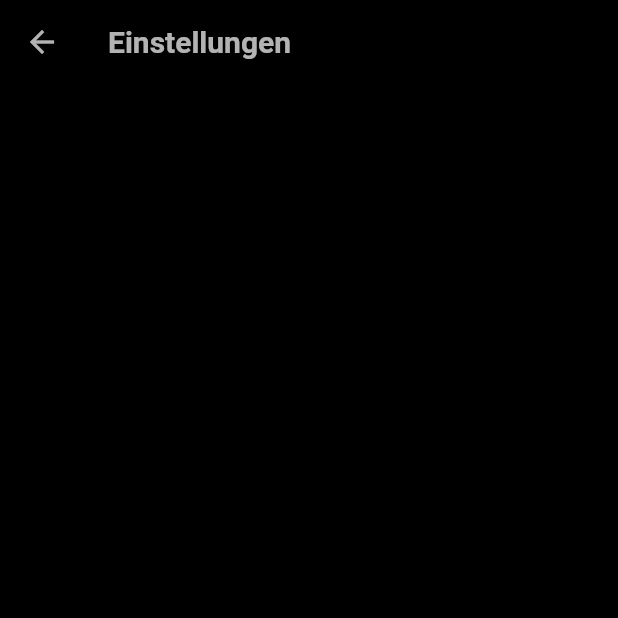
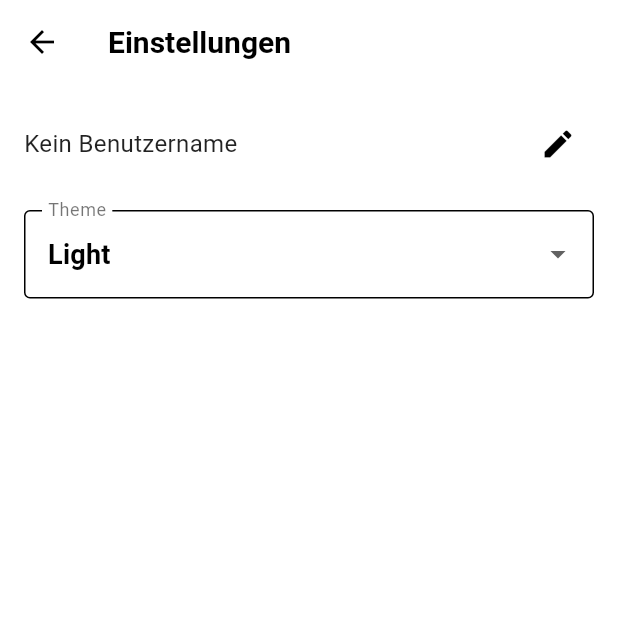
Before and after one commit to Theodor-Litt-Schule-Neumunster/geozebra, a Flutter app: the screen it shows after launch, item 2 of the bottom bar chosen, after a tap on the "settings" icon, on a phone screen of 412 x 824 dp, the top half of it. Run offline on Flutter 3.47's test engine with Material 3 defaults, Android fonts, the phone set to English and light mode, and no system bars; our stand-ins replace shared_preferences, webview_flutter.

Commit message:
Add theme provider and implement dynamic theme switching; update dependencies and clean up code

```diff
--- a/lib/main.dart
+++ b/lib/main.dart
@@ -1,28 +1,37 @@
 import 'package:flutter/material.dart';
+import 'package:provider/provider.dart';
+import 'package:geozebra_app/screens/home_screen.dart';
+import 'package:geozebra_app/providers/theme_provider.dart';
+import 'package:geozebra_app/services/async_service.dart';
 
+void main() async {
+  WidgetsFlutterBinding.ensureInitialized();
 
-import 'package:geozebra_app/screens/home_screen.dart';
-import 'package:geozebra_app/screens/practice_screen.dart';
-
-import "package:geozebra_app/themes/light_theme.dart";
-import "package:geozebra_app/themes/lightcolor_theme.dart";
-import "package:geozebra_app/themes/dark_theme.dart";
-
-void main() {
-  WidgetsFlutterBinding.ensureInitialized();
-  runApp(MyApp());
+  String savedTheme = await SettingsService.loadSetting<String>("theme", "light");
+  runApp(MyApp(savedTheme: savedTheme));
 }
 
 class MyApp extends StatelessWidget {
-  const MyApp({super.key});
+  final String savedTheme;
+
+  const MyApp({super.key,
+  required this.savedTheme
+  });
 
   @override
   Widget build(BuildContext context) {
-    return MaterialApp(
-      title: 'Geozebra',
-      debugShowCheckedModeBanner: false,
-      theme: DarkTheme.theme,
-      home: const HomeScreen(),
+    return ChangeNotifierProvider(
+      create: (_) => ThemeProvider()..setTheme(savedTheme),
+      child: Consumer<ThemeProvider>(
+        builder: (context, themeProvider, child) {
+          return MaterialApp(
+            title: "GeoZebra",
+            debugShowCheckedModeBanner: false,
+            theme: themeProvider.theme,
+            home: const HomeScreen(),
+          );
+        },
+      ),
     );
   }
 }
--- /dev/null
+++ b/lib/providers/theme_provider.dart
@@ -0,0 +1,29 @@
+import 'package:flutter/material.dart';
+import 'package:geozebra_app/themes/light_theme.dart';
+import 'package:geozebra_app/themes/lightcolor_theme.dart';
+import 'package:geozebra_app/themes/dark_theme.dart';
+import 'package:geozebra_app/services/async_service.dart';
+
+class ThemeProvider extends ChangeNotifier {
+  ThemeData _theme = LightTheme.theme;
+  ThemeData get theme => _theme;
+
+  void setTheme(String themeKey) {
+    SettingsService.saveSetting("theme", themeKey);
+    _setThemeFromKey(themeKey, notify: true);
+  }
+
+  void _setThemeFromKey(String themeKey, {bool notify = true}) {
+    if (themeKey == "light") {
+      _theme = LightTheme.theme;
+    } else if (themeKey == "lightColor") {
+      _theme = LightColorTheme.theme;
+    } else if (themeKey == "dark") {
+      _theme = DarkTheme.theme;
+    }
+
+    if (notify) {
+      notifyListeners();
+    }
+  }
+}
--- a/lib/screens/home_screen.dart
+++ b/lib/screens/home_screen.dart
@@ -1,5 +1,7 @@
 import 'package:flutter/material.dart';
-import 'package:geozebra_app/screens/practice_screen.dart';
+
+import 'package:geozebra_app/services/async_service.dart';
+// import 'package:geozebra_app/screens/practice_screen.dart';
 
 import '../widgets/bottombar_widget.dart';
 
@@ -15,6 +17,18 @@ class HomeScreen extends StatefulWidget {
 }
 
 class _HomeScreen extends State<HomeScreen> {
+  String _savedName = "Der Jens";
+
+  Future<String> _userName() async {
+    _savedName = await SettingsService.loadSetting<String>("displayname", "Der Jens");
+    setState(() {});
+
+    return _savedName;
+  }
+
+
+
+
   @override
   Widget build(BuildContext context) {
     return Scaffold(
@@ -31,12 +45,12 @@ class _HomeScreen extends State<HomeScreen> {
               Column(
                 mainAxisAlignment: MainAxisAlignment.center,
                 crossAxisAlignment: CrossAxisAlignment.start,
-                children: const [
-                  Text('Moin',
+                children: [
+                  const Text('Moin',
                       style: TextStyle(
                           fontSize: 20, fontWeight: FontWeight.w600)),
-                  Text('Jens',
-                      style: TextStyle(
+                    Text(_userName().toString(),
+                      style: const TextStyle(
                           fontSize: 14, fontWeight: FontWeight.w400)),
                 ],
               ),
--- a/lib/screens/profile_screen.dart
+++ b/lib/screens/profile_screen.dart
@@ -1,6 +1,6 @@
 import 'package:flutter/material.dart';
 
-// import "../widgets/defaultappbar_widget.dart";
+import "../widgets/defaultappbar_widget.dart";
 import '../widgets/bottombar_widget.dart';
 import 'settings_screen.dart';
 
@@ -15,53 +15,10 @@ class _ProfileScreenState extends State<ProfileScreen> {
   @override
   Widget build(BuildContext context) {
     return Scaffold(
-      // AppBar does not work as expected, dont care enough so this is it for now
-      //FIXME: AppBar dropdown user selection
-      appBar: AppBar(
-        backgroundColor: Theme.of(context).colorScheme.primary,
-        elevation: 5,
-        title: SizedBox(
-          width: 200,
-          height: 40,
-          child: Center(
-            child: DropdownButton<String>(
-              value: "Jens",
-              dropdownColor: Theme.of(context).colorScheme.primary,
-              style: const TextStyle(
-                fontSize: 20,
-                fontWeight: FontWeight.bold,
-              ),
-              underline: Container(),
-              icon: const Icon(Icons.arrow_drop_down),
-              selectedItemBuilder: (BuildContext context) {
-                return [
-                  const Center(
-                    child: Text(
-                      "Jens",
-                      style: TextStyle(
-                        fontSize: 20,
-                        fontWeight: FontWeight.bold,
-                      ),
-                    ),
-                  )
-                ];
-              },
-              items: [
-                DropdownMenuItem<String>(
-                  value: 'Jens',
-                  child: const Text(
-                    'Jens',
-                    style: TextStyle(
-                      fontSize: 18,
-                      fontWeight: FontWeight.bold,
-                    ),
-                  ),
-                ),
-              ],
-              onChanged: (String? newValue) {},
-            ),
-          ),
-        ),
+      // Removed the dropdown since well only have one user account for now, could be added in later
+      appBar: DefaultAppBar(
+        title: "Übersicht",
+        showLeading: false,
         actions: [
           IconButton(
             icon: const Icon(Icons.settings),
@@ -75,7 +32,7 @@ class _ProfileScreenState extends State<ProfileScreen> {
         ],
       ),
 
-      // Temporary content
+
       body: Container(
         width: double.infinity,
         height: double.infinity,
--- a/lib/screens/settings_screen.dart
+++ b/lib/screens/settings_screen.dart
@@ -1,6 +1,8 @@
 import 'package:flutter/material.dart';
-
-import "../widgets/defaultappbar_widget.dart";
+import 'package:provider/provider.dart';
+import '../widgets/defaultappbar_widget.dart';
+import '../services/async_service.dart';
+import '../providers/theme_provider.dart';
 
 class SettingsScreen extends StatefulWidget {
   const SettingsScreen({super.key});
@@ -10,6 +12,82 @@ class SettingsScreen extends StatefulWidget {
 }
 
 class _SettingsScreenState extends State<SettingsScreen> {
+  final TextEditingController _usernameController = TextEditingController();
+
+  String _username = "";
+  String _selectedTheme = "Light";
+  bool _isEditingUsername = false;
+
+  final List<String> _themes = ["Light", "Light Color", "Dark"];
+
+  @override
+  void initState() {
+    super.initState();
+    _loadSettings();
+  }
+
+  Future<void> _loadSettings() async {
+    String username = await SettingsService.loadSetting<String>("username", "");
+    String selectedTheme =
+        await SettingsService.loadSetting<String>("theme", "light");
+
+    String displayTheme;
+    switch (selectedTheme) {
+      case "light":
+        displayTheme = "Light";
+        break;
+      case "lightColor":
+        displayTheme = "Light Color";
+        break;
+      case "dark":
+        displayTheme = "Dark";
+        break;
+      default:
+        displayTheme = "Light";
+    }
+
+    setState(() {
+      _username = username;
+      _selectedTheme = displayTheme;
+      _usernameController.text = username;
+    });
+  }
+
+  Future<void> _updateUsername(String value) async {
+    await SettingsService.saveSetting("displayname", value);
+    setState(() {
+      _username = value;
+      _usernameController.text = value;
+      _isEditingUsername = false;
+    });
+  }
+
+  Future<void> _updateTheme(String value) async {
+  String themeKey;
+  switch (value) {
+    case "Light":
+      themeKey = "light";
+      break;
+    case "Light Color":
+      themeKey = "lightColor";
+      break;
+    case "Dark":
+      themeKey = "dark";
+      break;
+    default:
+      themeKey = "light";
+  }
+
+  await SettingsService.saveSetting("theme", themeKey);
+
+  Provider.of<ThemeProvider>(context, listen: false).setTheme(themeKey);
+
+  setState(() {
+    _selectedTheme = value;
+  });
+}
+
+
   @override
   Widget build(BuildContext context) {
     return Scaffold(
@@ -17,6 +95,62 @@ class _SettingsScreenState extends State<SettingsScreen> {
         title: "Einstellungen",
         showLeading: true,
       ),
+      body: Padding(
+        padding: const EdgeInsets.all(16.0),
+        child: Column(
+          crossAxisAlignment: CrossAxisAlignment.start,
+          children: [
+            Row(
+              children: [
+                Expanded(
+                  child: _isEditingUsername
+                      ? TextFormField(
+                          controller: _usernameController,
+                          decoration: const InputDecoration(
+                            labelText: "Benutzername",
+                            border: OutlineInputBorder(),
+                          ),
+                          onFieldSubmitted: (value) => _updateUsername(value),
+                        )
+                      : Text(
+                          _username.isNotEmpty
+                              ? _username
+                              : "Kein Benutzername",
+                          style: const TextStyle(fontSize: 16),
+                        ),
+                ),
+                IconButton(
+                  icon: Icon(_isEditingUsername ? Icons.check : Icons.edit),
+                  onPressed: () {
+                    if (_isEditingUsername) {
+                      _updateUsername(_usernameController.text);
+                    } else {
+                      setState(() {
+                        _isEditingUsername = true;
+                      });
+                    }
+                  },
+                ),
+              ],
+            ),
+            const SizedBox(height: 20),
+            DropdownButtonFormField<String>(
+              value: _selectedTheme,
+              decoration: const InputDecoration(
+                labelText: "Theme",
+                border: OutlineInputBorder(),
+              ),
+              items: _themes
+                  .map((theme) => DropdownMenuItem(
+                        value: theme,
+                        child: Text(theme),
+                      ))
+                  .toList(),
+              onChanged: (value) => _updateTheme(value!),
+            ),
+          ],
+        ),
+      ),
     );
   }
 }
--- a/lib/services/async_service.dart
+++ b/lib/services/async_service.dart
@@ -1,23 +1,32 @@
 import 'package:shared_preferences/shared_preferences.dart';
 
 class SettingsService {
-  // Load a specific setting by key, with a default value if the key doesn't exist.
   static Future<T> loadSetting<T>(String key, T defaultValue) async {
     final prefs = await SharedPreferences.getInstance();
-    if (T == bool) return (prefs.getBool(key) ?? defaultValue) as T;
-    if (T == int) return (prefs.getInt(key) ?? defaultValue) as T;
-    if (T == double) return (prefs.getDouble(key) ?? defaultValue) as T;
-    if (T == String) return (prefs.getString(key) ?? defaultValue) as T;
-    throw UnsupportedError('loadSetting - Unsupported type for shared preferences');
+    if (defaultValue is bool) {
+      return (prefs.getBool(key) ?? defaultValue) as T;
+    } else if (defaultValue is int) {
+      return (prefs.getInt(key) ?? defaultValue) as T;
+    } else if (defaultValue is double) {
+      return (prefs.getDouble(key) ?? defaultValue) as T;
+    } else if (defaultValue is String) {
+      return (prefs.getString(key) ?? defaultValue) as T;
+    }
+    throw UnsupportedError('loadSetting - Unsupported type');
   }
 
-  // Save a specific setting by key.
   static Future<void> saveSetting<T>(String key, T value) async {
     final prefs = await SharedPreferences.getInstance();
-    if (value is bool) { await prefs.setBool(key, value);
-    } else if (value is int) { await prefs.setInt(key, value);
-    } else if (value is double) { await prefs.setDouble(key, value);
-    } else if (value is String) { await prefs.setString(key, value);
-    } else { throw UnsupportedError('saveSetting - Unsupported type for shared preferences');}
+    if (value is bool) {
+      await prefs.setBool(key, value);
+    } else if (value is int) {
+      await prefs.setInt(key, value);
+    } else if (value is double) {
+      await prefs.setDouble(key, value);
+    } else if (value is String) {
+      await prefs.setString(key, value);
+    } else {
+      throw UnsupportedError('saveSetting - Unsupported type');
+    }
   }
 }
--- a/lib/widgets/defaultappbar_widget.dart
+++ b/lib/widgets/defaultappbar_widget.dart
@@ -21,9 +21,9 @@ class DefaultAppBar extends StatelessWidget implements PreferredSizeWidget {
       elevation: showTransparent ? 0 : 5,
       leading: showLeading
           ? IconButton(
-              icon: const Icon(Icons.arrow_back),
-              onPressed: () => Navigator.of(context).pop(),
-            )
+          icon: const Icon(Icons.arrow_back),
+          onPressed: () => Navigator.of(context).pop(),
+        )
           : null,
       title: Text(
         title,
--- a/pubspec.yaml
+++ b/pubspec.yaml
@@ -36,6 +36,7 @@ dependencies:
   cupertino_icons: ^1.0.8
   shared_preferences: ^2.4.0
   webview_flutter: ^4.2.2
+  provider: ^6.0.5
 
 dev_dependencies:
   flutter_test:
```
Also changed, not shown: pubspec.lock.
